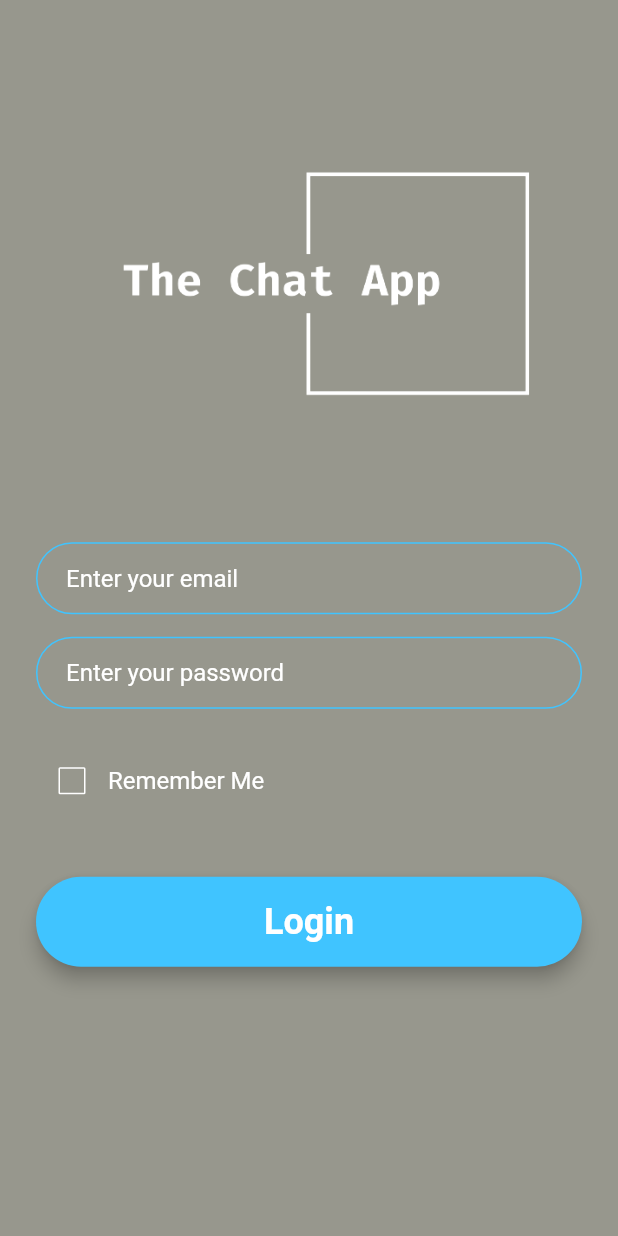
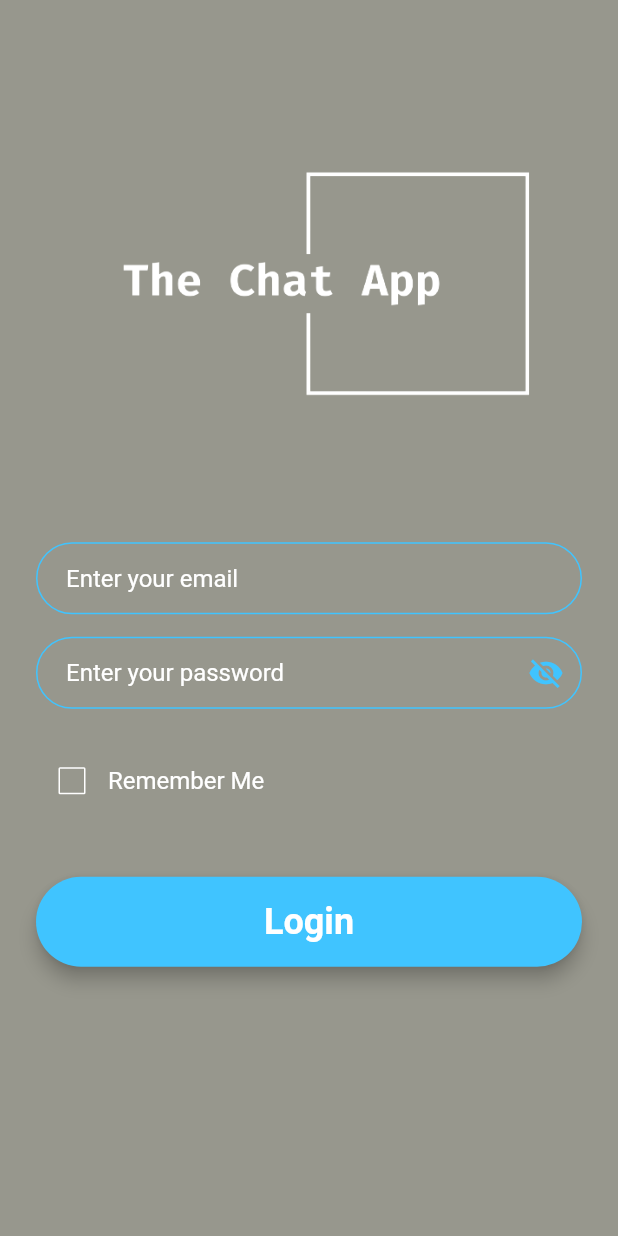
Before and after one commit to aunshpatel/the_chat_app, a Flutter app: the screen it shows after launch, after a tap on "Login", on a phone screen of 412 x 824 dp. Run offline on Flutter 3.47's test engine with Material 2 defaults, Android fonts, the phone set to English and light mode, and no system bars; our stand-ins replace cloud_firestore, firebase_auth, firebase_core, modal_progress_hud, shared_preferences; accounts and stored records are empty; network calls fail.

Commit message:
Added password visibility

```diff
--- a/lib/components/constants.dart
+++ b/lib/components/constants.dart
@@ -17,7 +17,7 @@ const kMessageTextFieldDecoration = InputDecoration(
   border: InputBorder.none,
 );
 
-InputDecoration buildInputDecoration(String hintText) {
+InputDecoration emailInputDecoration(String hintText) {
   return InputDecoration(
     hintText: hintText,
     hintStyle: TextStyle(color: Colors.white),
@@ -25,6 +25,27 @@ InputDecoration buildInputDecoration(String hintText) {
     border: kBorder,
     enabledBorder: kEnabledBorder,
     focusedBorder: kFocusedBorder,
+  );
+}
+
+InputDecoration passwordInputDecoration(String hintText, bool _passwordVisible, void toggle()){
+  return InputDecoration(
+    hintText: hintText,
+    hintStyle: TextStyle(color: Colors.white),
+    contentPadding: EdgeInsets.symmetric(vertical: 10.0, horizontal: 20.0),
+    border: kBorder,
+    enabledBorder: kEnabledBorder,
+    focusedBorder: kFocusedBorder,
+    suffixIcon: IconButton(
+      icon: Icon(
+        // Based on passwordVisible state choose the icon
+        _passwordVisible
+            ? Icons.visibility
+            : Icons.visibility_off,
+        color: kLightBlueAccent,
+      ),
+      onPressed: toggle,
+    ),
   );
 }
 
--- a/lib/login_screen.dart
+++ b/lib/login_screen.dart
@@ -19,6 +19,7 @@ class _LoginScreenState extends State<LoginScreen> {
   String email = '', pwd = '';
   final _auth = FirebaseAuth.instance;
   bool showSpinner = false;
+  bool _passwordVisible = false;
   bool _isChecked = false;
   TextEditingController emailController = TextEditingController();
   TextEditingController passwordController = TextEditingController();
@@ -55,21 +56,40 @@ class _LoginScreenState extends State<LoginScreen> {
                             email = value;
                           },
                           style: TextStyle(color: Colors.white),
-                          decoration: buildInputDecoration('Enter your email'),
+                          decoration: emailInputDecoration('Enter your email'),
                         ),
                         const SizedBox(
                           height: 15.0,
                         ),
 
-                        TextField(
+                        /*TextFormField(
                           controller: passwordController,
                           obscureText: true,
                           onChanged:(value){
                             pwd = value;
                           },
                           style: const TextStyle(color: Colors.white),
-                          decoration: buildInputDecoration('Enter your password'),
+                          decoration: emailInputDecoration('Enter your password'),
+                        )*/
+
+                        TextField(
+                          controller: passwordController,
+                          obscureText: _passwordVisible == false ? true : false,
+                          onChanged:(value){
+                            pwd = value;
+                          },
+                          style: const TextStyle(color: Colors.white),
+                          decoration: passwordInputDecoration(
+                            'Enter your password',
+                            _passwordVisible,
+                            (){
+                              setState(() {
+                                _passwordVisible = !_passwordVisible;
+                              });
+                            }
+                          ),
                         ),
+                          //decoration: emailInputDecoration('Enter your password'),),
                         const SizedBox(
                           height: 24.0,
                         ),
@@ -123,9 +143,14 @@ class _LoginScreenState extends State<LoginScreen> {
                                     }
                                     else{
                                       _showMyDialog('Incorrect email or password. Please enter your email and password again.');
+                                      setState(() {
+                                        showSpinner = false;
+                                      });
                                     }
                                   }catch(e){
-                                    //_showMyDialog('${e.toString()}');
+                                    setState(() {
+                                      showSpinner = false;
+                                    });
                                     return _showMyDialog('${e.toString()}');
                                     //print('Error:$e');
                                   }
```
Also changed, not shown: lib/registration_screen.dart (+13 -3 lines).
